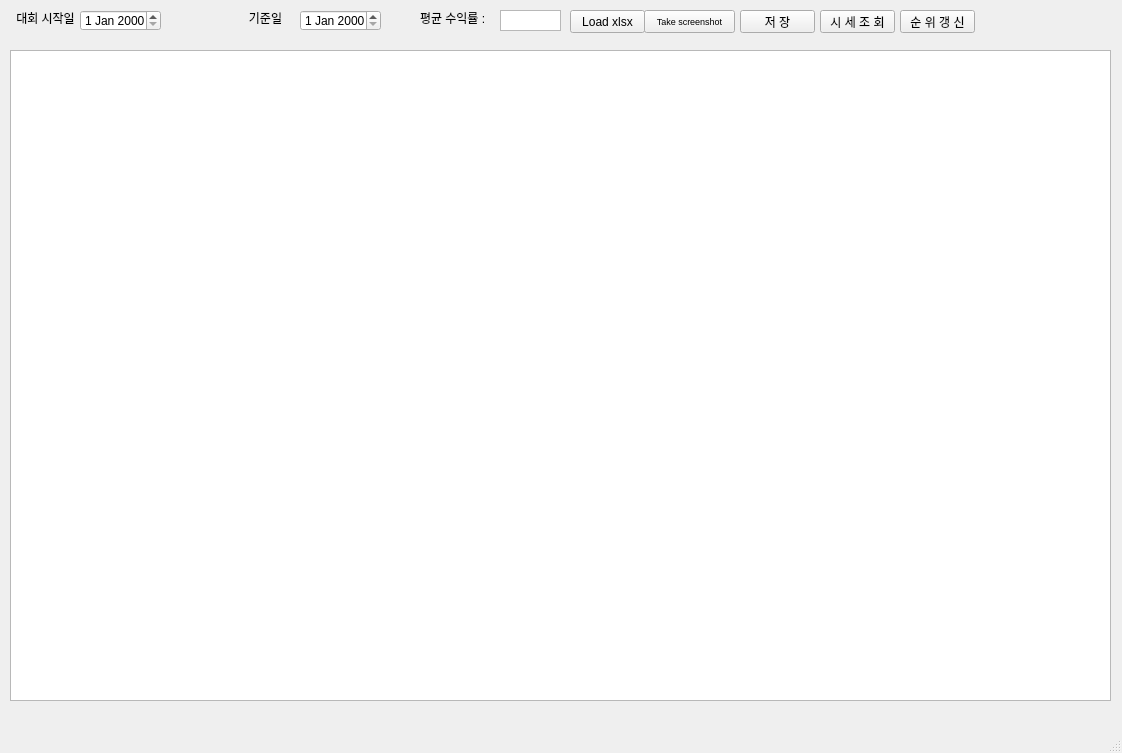
Before: the Qt Designer form mainwindow.ui in SecuredEevee/Trading_Competition, drawn with Qt 5.
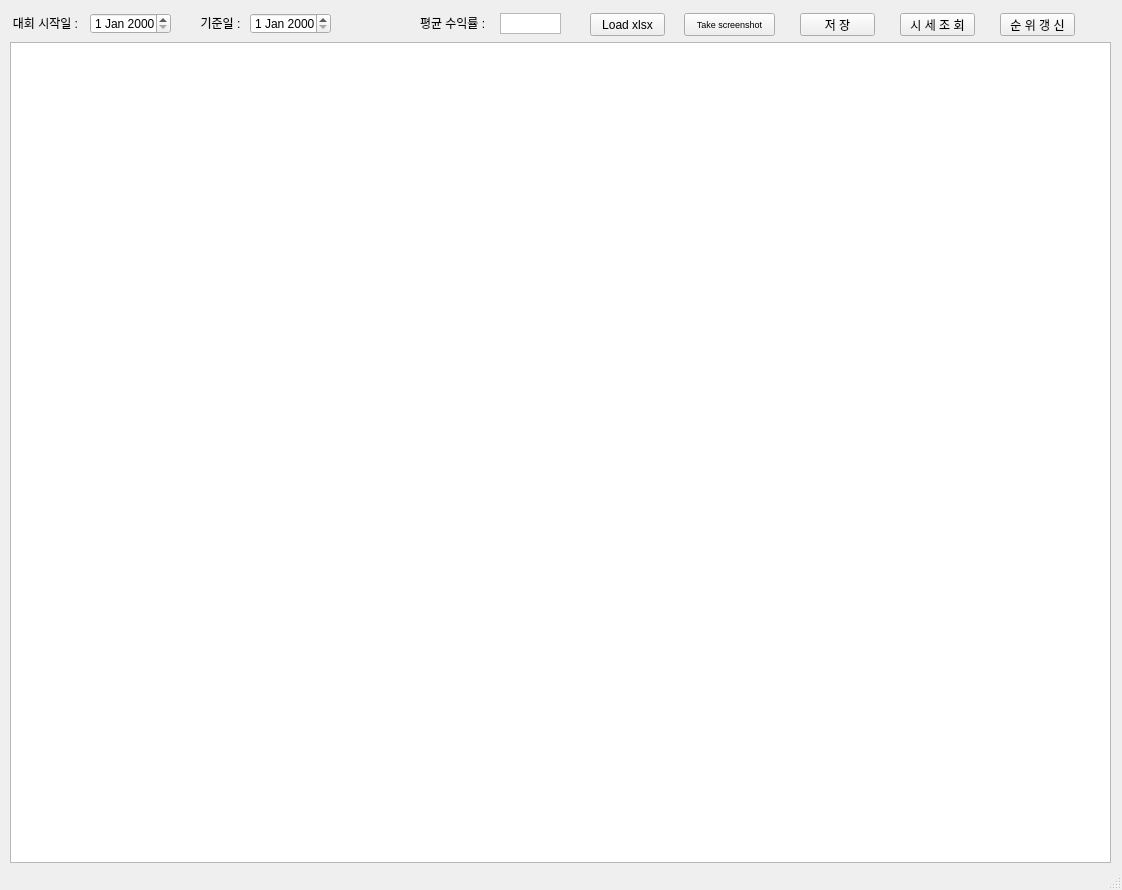
After: the same form once the commit is applied.

```diff
--- a/mainwindow.ui
+++ b/mainwindow.ui
@@ -7,7 +7,7 @@
     <x>0</x>
     <y>0</y>
     <width>1122</width>
-    <height>753</height>
+    <height>890</height>
    </rect>
   </property>
   <property name="windowTitle">
@@ -17,8 +17,8 @@
    <widget class="QDateEdit" name="start_date">
     <property name="geometry">
      <rect>
-      <x>80</x>
-      <y>10</y>
+      <x>90</x>
+      <y>13</y>
       <width>81</width>
       <height>21</height>
      </rect>
@@ -28,13 +28,13 @@
     <property name="geometry">
      <rect>
       <x>10</x>
-      <y>10</y>
+      <y>15</y>
       <width>71</width>
       <height>16</height>
      </rect>
     </property>
     <property name="text">
-     <string>대회 시작일</string>
+     <string>대회 시작일 :</string>
     </property>
     <property name="alignment">
      <set>Qt::AlignCenter</set>
@@ -43,14 +43,14 @@
    <widget class="QLabel" name="today_label">
     <property name="geometry">
      <rect>
-      <x>230</x>
-      <y>10</y>
+      <x>185</x>
+      <y>15</y>
       <width>71</width>
       <height>16</height>
      </rect>
     </property>
     <property name="text">
-     <string>기준일</string>
+     <string>기준일 :</string>
     </property>
     <property name="alignment">
      <set>Qt::AlignCenter</set>
@@ -59,8 +59,8 @@
    <widget class="QDateEdit" name="last_date">
     <property name="geometry">
      <rect>
-      <x>300</x>
-      <y>10</y>
+      <x>250</x>
+      <y>13</y>
       <width>81</width>
       <height>21</height>
      </rect>
@@ -69,8 +69,8 @@
    <widget class="QPushButton" name="save_button">
     <property name="geometry">
      <rect>
-      <x>740</x>
-      <y>10</y>
+      <x>800</x>
+      <y>13</y>
       <width>75</width>
       <height>23</height>
      </rect>
@@ -82,8 +82,8 @@
    <widget class="QPushButton" name="refresh_button">
     <property name="geometry">
      <rect>
-      <x>820</x>
-      <y>10</y>
+      <x>900</x>
+      <y>13</y>
       <width>75</width>
       <height>23</height>
      </rect>
@@ -95,8 +95,8 @@
    <widget class="QPushButton" name="refresh_rank_button">
     <property name="geometry">
      <rect>
-      <x>900</x>
-      <y>10</y>
+      <x>1000</x>
+      <y>13</y>
       <width>75</width>
       <height>23</height>
      </rect>
@@ -109,9 +109,9 @@
     <property name="geometry">
      <rect>
       <x>10</x>
-      <y>50</y>
+      <y>42</y>
       <width>1101</width>
-      <height>651</height>
+      <height>821</height>
      </rect>
     </property>
     <property name="sortingEnabled">
@@ -124,8 +124,8 @@
    <widget class="QPushButton" name="load_from_excel_button">
     <property name="geometry">
      <rect>
-      <x>570</x>
-      <y>10</y>
+      <x>590</x>
+      <y>13</y>
       <width>75</width>
       <height>23</height>
      </rect>
@@ -137,8 +137,8 @@
    <widget class="QPushButton" name="screenshot_button">
     <property name="geometry">
      <rect>
-      <x>644</x>
-      <y>10</y>
+      <x>684</x>
+      <y>13</y>
       <width>91</width>
       <height>23</height>
      </rect>
@@ -156,7 +156,7 @@
     <property name="geometry">
      <rect>
       <x>420</x>
-      <y>10</y>
+      <y>15</y>
       <width>71</width>
       <height>16</height>
      </rect>
@@ -169,7 +169,7 @@
     <property name="geometry">
      <rect>
       <x>500</x>
-      <y>10</y>
+      <y>13</y>
       <width>61</width>
       <height>21</height>
      </rect>
@@ -177,13 +177,6 @@
     <property name="verticalScrollBarPolicy">
      <enum>Qt::ScrollBarAlwaysOff</enum>
     </property>
-    <property name="html">
-     <string>&lt;!DOCTYPE HTML PUBLIC &quot;-//W3C//DTD HTML 4.0//EN&quot; &quot;http://www.w3.org/TR/REC-html40/strict.dtd&quot;&gt;
-&lt;html&gt;&lt;head&gt;&lt;meta name=&quot;qrichtext&quot; content=&quot;1&quot; /&gt;&lt;style type=&quot;text/css&quot;&gt;
-p, li { white-space: pre-wrap; }
-&lt;/style&gt;&lt;/head&gt;&lt;body style=&quot; font-family:'Gulim'; font-size:9pt; font-weight:400; font-style:normal;&quot;&gt;
-&lt;p align=&quot;center&quot; style=&quot;-qt-paragraph-type:empty; margin-top:0px; margin-bottom:0px; margin-left:0px; margin-right:0px; -qt-block-indent:0; text-indent:0px;&quot;&gt;&lt;br /&gt;&lt;/p&gt;&lt;/body&gt;&lt;/html&gt;</string>
-    </property>
    </widget>
   </widget>
   <widget class="QMenuBar" name="menubar">
```
